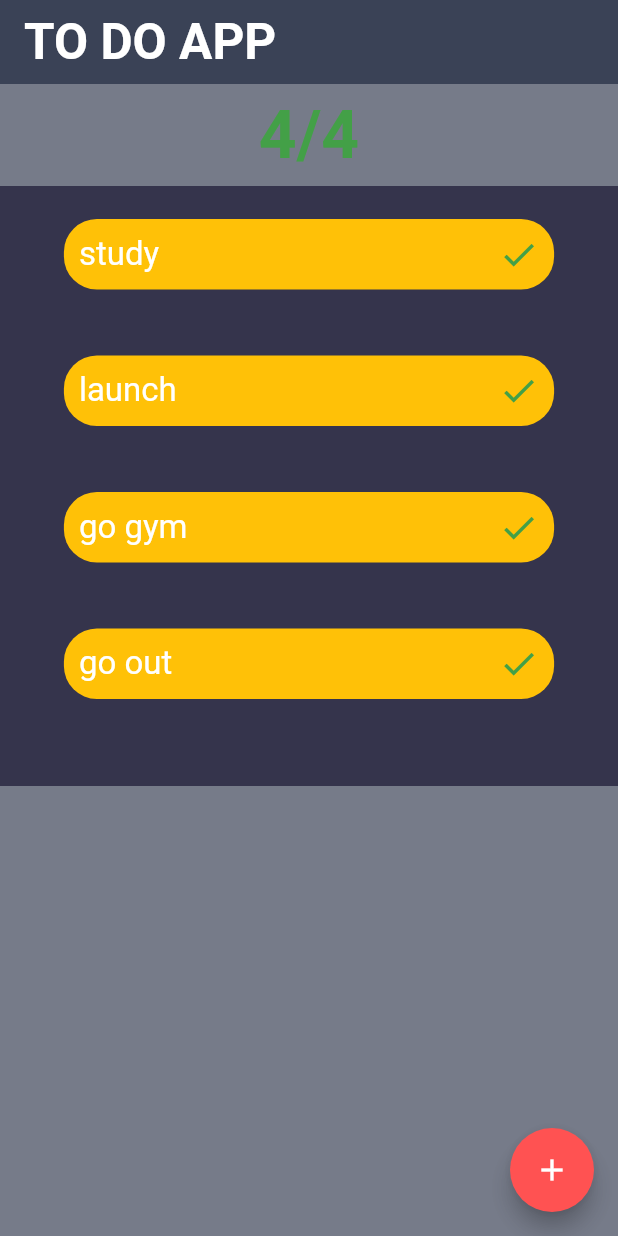
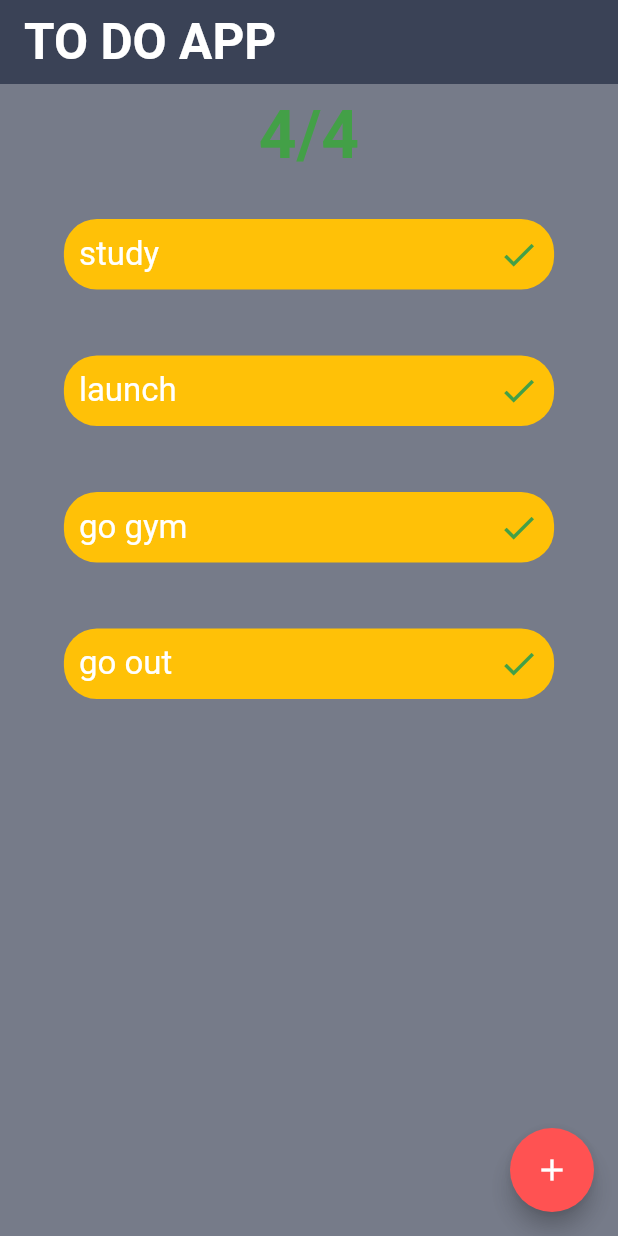
Before and after one commit to mohamedkhaled3/ToDoList_App, a Flutter app: the screen it shows after launch, on a phone screen of 412 x 824 dp. Run offline on Flutter 3.47's test engine with Material 2 defaults, Android fonts, the phone set to English and light mode, and no system bars.

```diff
--- a/lib/main.dart
+++ b/lib/main.dart
@@ -65,7 +65,6 @@ class _HandleState extends State<Handle> {
 
     return completeTasks;
   }
-
   ///////////////////////////////////////////////flutter
   @override
   Widget build(BuildContext context) {
@@ -132,26 +131,25 @@ class _HandleState extends State<Handle> {
         child: Column(
           children: [
             ToDoCounter(
-              calculateCompleteTasksFunction: calculateCompleteTasks(),
-              all_tasks_length: all_tasks.length,
-            ),
+                calculateCompleteTasksFunction: calculateCompleteTasks(),
+                all_tasks_length: all_tasks.length,
+                ),
             // text is var.
-            Container(
-              height: 400,
-              color: Color.fromARGB(255, 53, 52, 76),
-              child: ListView.builder(
-                  itemCount: all_tasks.length,
-                  itemBuilder: (BuildContext context, int index) {
-                    return ToDoCard(
-                      text: all_tasks[index].title,
-                      doOrNot: all_tasks[index].stutus,
-                      // all_tasks_length : all_tasks.length ,
-                    );
-                  }),
-            )
+            ...all_tasks.map((item) => ToDoCard(
+                  text: item.title,
+                  doOrNot: item.stutus,
+                  // all_tasks_length : all_tasks.length ,
+                ))
           ],
         ),
       ),
     );
   }
 }
+
+            // old
+            // ...all_tasks.map((item) => ToDoCard(
+            //       text: item.title,
+            //       doOrNot: item.stutus,
+            //       // all_tasks_length : all_tasks.length ,
+            //     )
```
